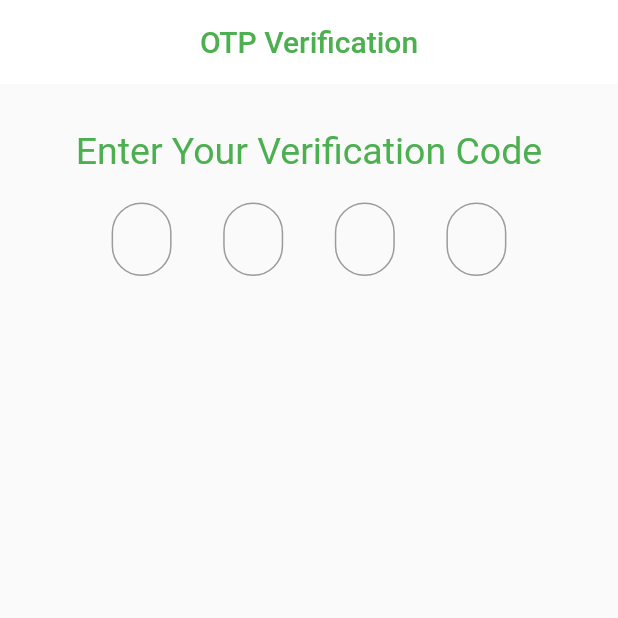
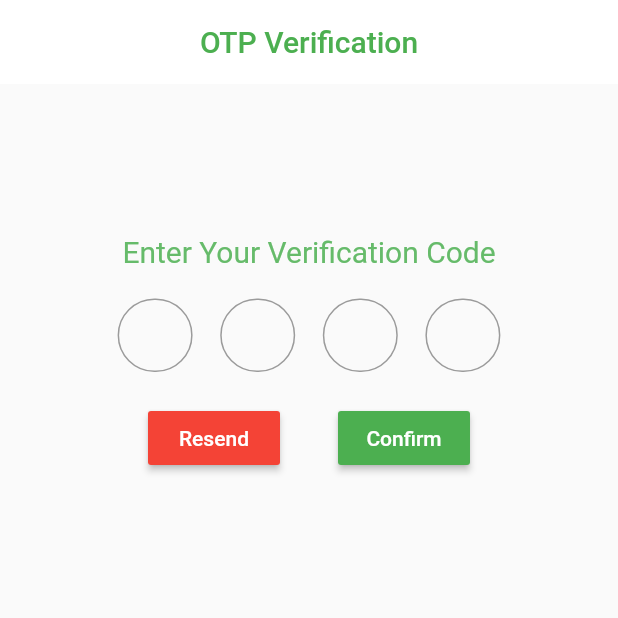
Before and after one commit to KhunSovannary/kase_app, a Flutter app: the OTP screen opened directly, on a phone screen of 412 x 824 dp, the top half of it. Run offline on Flutter 3.47's test engine with Material 2 defaults, Android fonts, the phone set to English and light mode, and no system bars; our stand-ins replace carousel_pro, shared_preferences; missing offline and left inert: barcode_scan; accounts and stored records are empty.

Commit message:
otp screen updates

```diff
--- a/lib/screen/Otp.dart
+++ b/lib/screen/Otp.dart
@@ -14,23 +14,25 @@ class _OTPState extends State<OTP> {
           title: Center(
             child: Text(
               "OTP Verification",
-              style: TextStyle(color: Colors.green),
+              style: TextStyle(color: Colors.green[500]),
             ),
           ),
           elevation: 0,
           backgroundColor: Colors.white,
         ),
         body: SingleChildScrollView(
+
             child: Container(
-                padding: const EdgeInsets.all(30),
+                  width: double.infinity,
+                  padding: const EdgeInsets.symmetric(horizontal: 50.0,vertical: 100.0),
+                  alignment: Alignment.center,
                   child: Column(
-
                       mainAxisAlignment: MainAxisAlignment.center,
                       crossAxisAlignment: CrossAxisAlignment.center,
                           children: [
                                   Text(
                                     "Enter Your Verification Code",
-                                  style: TextStyle(color: Colors.green, fontSize: 25),
+                                    style: TextStyle(color: Colors.green[400], fontSize: 20),
                                   ),
                                   SizedBox(height: 10),
                                   Container(
@@ -44,16 +46,37 @@ class _OTPState extends State<OTP> {
                                         pinBox(),
 
                                       ],
+                                    ),),
+                                  Container(
+                                    padding: const EdgeInsets.all(10),
+                                    child: Row(
+                                      mainAxisAlignment: MainAxisAlignment.spaceEvenly,
+                                      children: [
+                                                RaisedButton(
+                                                  child:Text("Resend"),
+                                                  color: Colors.red,
+                                                  textColor: Colors.white, onPressed: () {
+                                                  },
                                                 ),
-                                )
+                                                RaisedButton(
+                                                  child:Text("Confirm"),
+                                                  color: Colors.green,
+                                                  textColor: Colors.white, onPressed: () {
+                                                  },
+                                                ),
+
                                       ],
-        ))));
+                                    ),),
+
+                                              ],
+                      )),
+                          ));
                 }
               }
 
 Widget pinBox() {
   return SizedBox(
-    width: 40,
+    width: 50,
     child: TextFormField(
       obscureText: true,
       decoration: InputDecoration(
```
Lines whose indentation alone changed are shown as unchanged.
